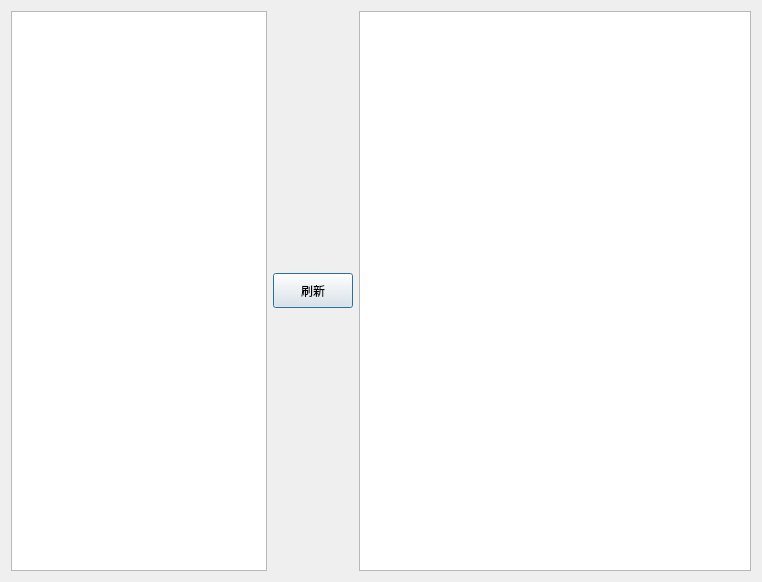
Above: ui_page/page_three.ui from fengyec2/StudentGradeTracker before the change. Below: the same form after it.
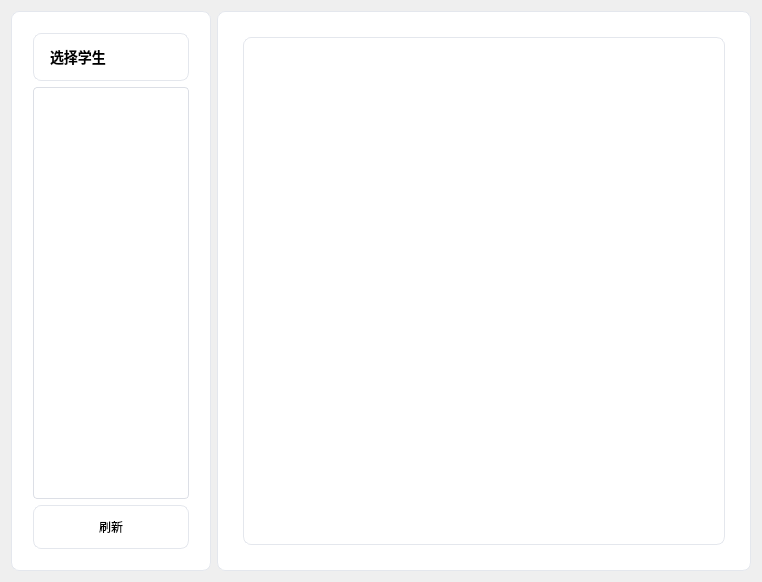
That is the form after the change. Custom widgets are drawn as their Qt base class.

Commit message: Refactor page_three UI to enhance layout structure, improve styling, and add functionality for student selection and refresh

```diff
--- a/ui_page/page_three.ui
+++ b/ui_page/page_three.ui
@@ -15,19 +15,62 @@
   </property>
   <layout class="QHBoxLayout" name="horizontalLayout">
    <item>
-    <widget class="QListView" name="listView">
+    <widget class="QFrame" name="leftFrame">
      <property name="sizePolicy">
-      <sizepolicy hsizetype="Minimum" vsizetype="Expanding">
+      <sizepolicy hsizetype="Maximum" vsizetype="Preferred">
        <horstretch>0</horstretch>
        <verstretch>0</verstretch>
       </sizepolicy>
      </property>
      <property name="maximumSize">
       <size>
-       <width>16777215</width>
+       <width>200</width>
        <height>16777215</height>
       </size>
      </property>
+     <property name="styleSheet">
+      <string notr="true">
+        background-color: white;
+        border-radius: 8px;
+        padding: 12px;
+        border: 1px solid #e4e7ed;
+      </string>
+     </property>
+     <layout class="QVBoxLayout" name="leftContentLayout">
+      <item>
+       <widget class="QLabel" name="labelTitle">
+        <property name="styleSheet">
+         <string notr="true">font-weight: bold; font-size: 14px;</string>
+        </property>
+        <property name="text">
+         <string>选择学生</string>
+        </property>
+       </widget>
+      </item>
+      <item>
+       <widget class="QListView" name="listView">
+        <property name="styleSheet">
+         <string notr="true">
+           QListView {
+             border: 1px solid #dcdfe6;
+             border-radius: 4px;
+             padding: 4px;
+             background-color: #ffffff;
+           }
+           QListView::item {
+             padding: 8px 12px;
+             border-bottom: 1px solid #ebeef5;
+           }
+           QListView::item:hover {
+             background-color: #f5f7fa;
+           }
+           QListView::item:selected {
+             background-color: #ecf5ff;
+             color: #409eff;
+             border-left: 3px solid #409eff;
+           }
+         </string>
+        </property>
     </widget>
    </item>
    <item>
@@ -57,8 +100,25 @@
      </property>
     </widget>
    </item>
+     </layout>
+    </widget>
+   </item>
+   <item>
+    <widget class="QFrame" name="rightFrame">
+     <property name="styleSheet">
+      <string notr="true">
+        background-color: white;
+        border-radius: 8px;
+        padding: 16px;
+        border: 1px solid #e4e7ed;
+      </string>
+     </property>
+     <layout class="QVBoxLayout" name="chartLayout_2">
    <item>
     <widget class="QTableView" name="tableView"/>
+      </item>
+     </layout>
+    </widget>
    </item>
   </layout>
  </widget>
```
Lines whose indentation alone changed are shown as unchanged. The commit also changes 1 other file.
